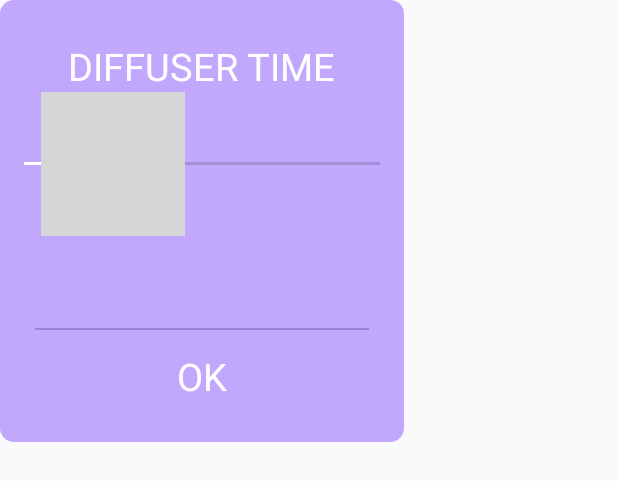
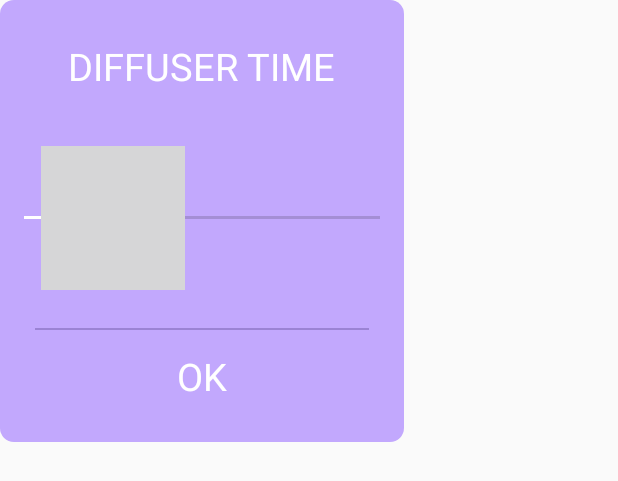
Before and after one commit to DDAMDOO/mollo, an Android app: the layout activity_diffuser_time.xml on its own in the app's theme, with its tools: preview values and no code run, on a phone screen of 412 x 824 dp. Shown: the top 481 px of the screen. Run offline under Robolectric (Android 15) with nearby library versions, the phone set to English and light mode, and no system bars; Roboto replaces fonts that are not available here.

Commit message:
Diffuser timer seekbar fin

```diff
--- a/app/src/main/AndroidManifest.xml
+++ b/app/src/main/AndroidManifest.xml
@@ -52,12 +52,12 @@
         <!-- activities -->
         <activity android:name=".splash.SplashActivity">
 
-            <!-- <intent-filter> -->
-            <!-- <action android:name="android.intent.action.MAIN" /> -->
+             <intent-filter>
+             <action android:name="android.intent.action.MAIN" />
 
 
-            <!-- <category android:name="android.intent.category.LAUNCHER" /> -->
-            <!-- </intent-filter> -->
+             <category android:name="android.intent.category.LAUNCHER" />
+             </intent-filter>
         </activity>
         <activity android:name=".sample.MainActivity" />
         <activity android:name=".login.sns_login.LoginActivity" />
@@ -77,11 +77,11 @@
         <activity
             android:name=".home.HomeActivity"
             android:theme="@style/BaseAppTheme">
-            <intent-filter>
-                <action android:name="android.intent.action.MAIN" />
+            <!--<intent-filter>-->
+                <!--<action android:name="android.intent.action.MAIN" />-->
 
-                <category android:name="android.intent.category.LAUNCHER" />
-            </intent-filter>
+                <!--<category android:name="android.intent.category.LAUNCHER" />-->
+            <!--</intent-filter>-->
         </activity>
         <activity
             android:name=".util.SketchBook"
@@ -111,7 +111,9 @@
             android:name=".util.DiffuserPopup"
             android:theme="@style/PopupTheme" />
         <activity android:name=".DiffuserInfo" />
-        <activity android:name=".DiffuserTime"></activity>
+        <activity
+            android:name=".DiffuserTime"
+            android:theme="@style/PopupTheme" />
     </application>
 
 </manifest>
--- a/app/src/main/java/themollo/app/mollo/DiffuserInfo.java
+++ b/app/src/main/java/themollo/app/mollo/DiffuserInfo.java
@@ -64,6 +64,7 @@ public class DiffuserInfo extends AppCompatActivity {
         intent.setOnClickListener(new View.OnClickListener(){
             @Override
             public void onClick(View v) {
+
                 Intent intent=new Intent(DiffuserInfo.this,DiffuserTime.class);
                 startActivity(intent);
             }
--- a/app/src/main/java/themollo/app/mollo/DiffuserTime.java
+++ b/app/src/main/java/themollo/app/mollo/DiffuserTime.java
@@ -8,6 +8,7 @@ import android.widget.TextView;
 
 import butterknife.BindView;
 import butterknife.ButterKnife;
+import themollo.app.mollo.R;
 import themollo.app.mollo.util.AppUtilBasement;
 
 public class DiffuserTime extends AppUtilBasement {
--- a/app/src/main/java/themollo/app/mollo/home/HomeActivity.java
+++ b/app/src/main/java/themollo/app/mollo/home/HomeActivity.java
@@ -264,7 +264,8 @@ public class HomeActivity extends AppUtilBasement {
                     @Override
                     public void onClick(DialogInterface dialog, int which) {
                         Toast.makeText(HomeActivity.this, "'취소'버튼을 눌렀습니다.", Toast.LENGTH_SHORT).show();
-                        dialog.cancel();
+                        Intent intent = new Intent(HomeActivity.this, DiffuserPopup.class);
+                        startActivity(intent);
                     }
                 });
         AlertDialog dialog = builder.create();
--- a/app/src/main/res/layout/activity_diffuser_time.xml
+++ b/app/src/main/res/layout/activity_diffuser_time.xml
@@ -8,45 +8,49 @@
     tools:context="themollo.app.mollo.util.DiffuserPopup">
 
     <TextView
-        android:id="@+id/DiffuserTime"
+        android:id="@+id/Textview1"
         android:layout_width="wrap_content"
         android:layout_height="wrap_content"
+        android:layout_alignParentTop="true"
+        android:layout_centerHorizontal="true"
         android:layout_marginTop="26.5dp"
-        android:layout_alignParentTop="true"
+        android:gravity="center"
         android:lineSpacingExtra="3sp"
-        android:gravity="center"
+        android:text="@string/diffuser_time"
         android:textColor="@color/white"
-        android:textSize="25sp"
-        android:layout_centerHorizontal="true"
-        android:text="@string/diffuser_time"/>
+        android:textSize="25sp" />
 
     <View
         android:layout_width="match_parent"
         android:layout_height="1.5dp"
+        android:layout_alignParentBottom="true"
         android:layout_marginLeft="23.5dp"
         android:layout_marginRight="23.5dp"
-        android:background="@color/popup_line_color"
-        android:layout_alignParentBottom="true"
-        android:layout_marginBottom="74.5dp"/>
+        android:layout_marginBottom="74.5dp"
+        android:background="@color/popup_line_color" />
+
     <SeekBar
         android:id="@+id/seekBar1"
-        android:layout_below="@id/DiffuserTime"
         android:layout_width="match_parent"
         android:layout_height="wrap_content"
+        android:layout_below="@id/Textview1"
+        android:layout_alignParentStart="true"
+        android:layout_marginTop="36dp"
         android:max="200"
         android:progress="50"
         android:thumb="@drawable/ic_launcher" />
+
     <TextView
         android:id="@+id/tvOk"
         android:layout_width="wrap_content"
         android:layout_height="wrap_content"
+        android:layout_alignParentBottom="true"
+        android:layout_centerHorizontal="true"
         android:layout_marginBottom="26.5dp"
-        android:layout_alignParentBottom="true"
+        android:gravity="center"
         android:lineSpacingExtra="3sp"
-        android:gravity="center"
+        android:text="@string/ok"
         android:textColor="@color/white"
-        android:textSize="25sp"
-        android:layout_centerHorizontal="true"
-        android:text="@string/ok"/>
+        android:textSize="25sp" />
 
 </RelativeLayout>
```
